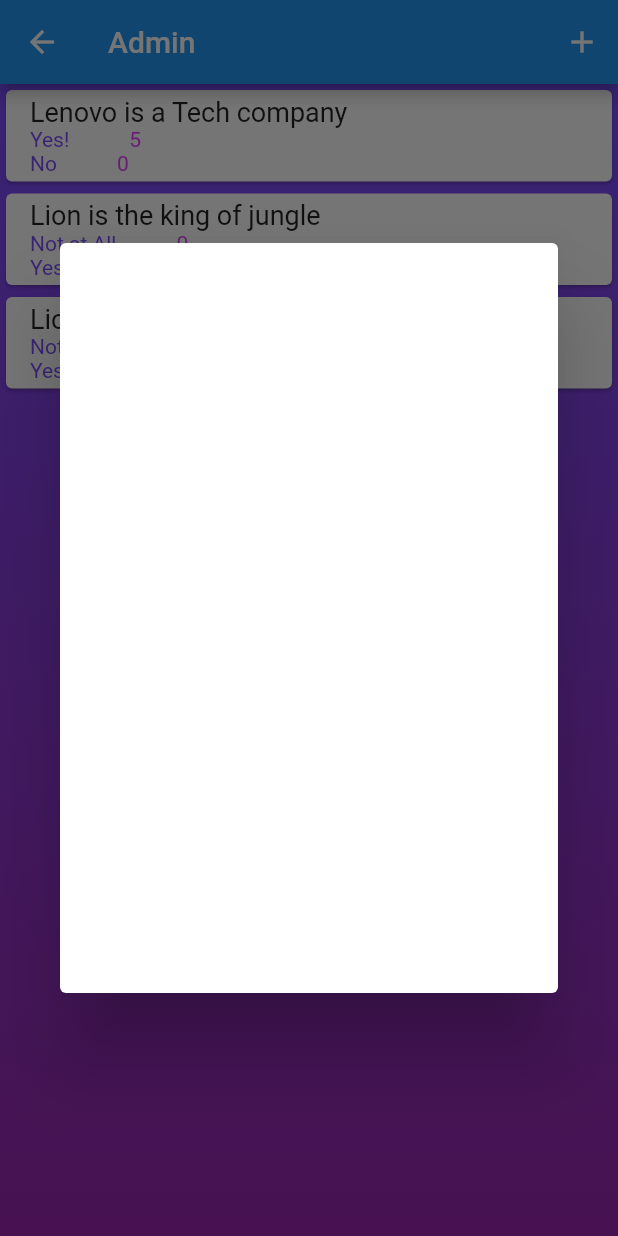
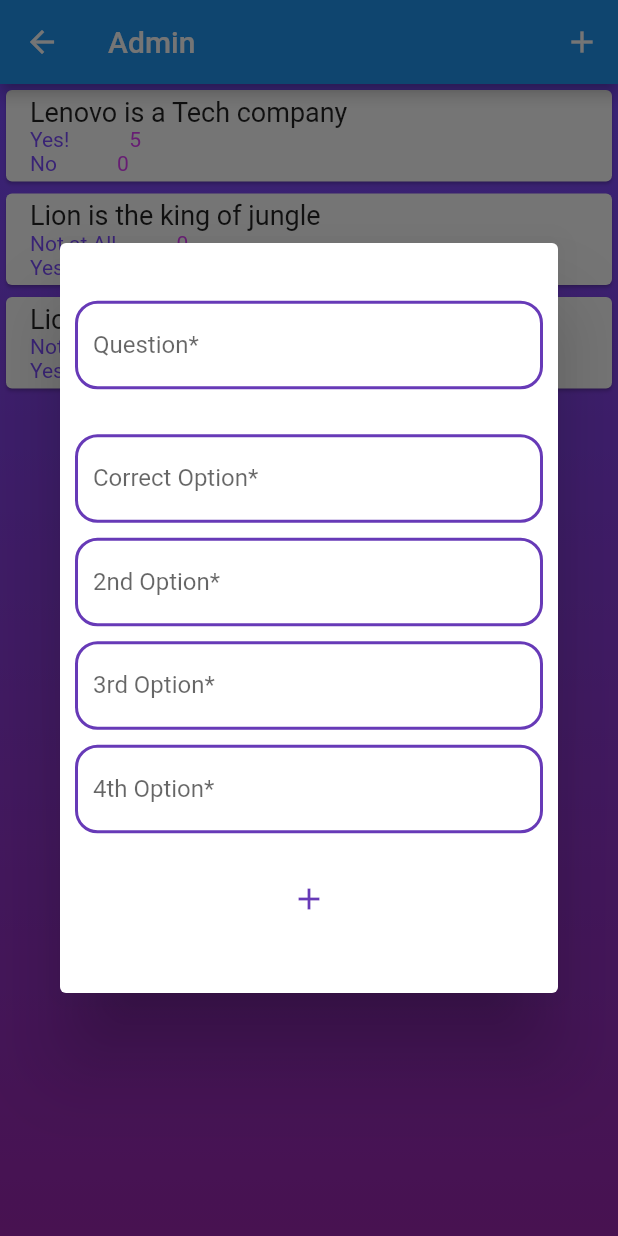
Before and after one commit to mUmarBaloch/QuizApp, a Flutter app: the QuizListScreen screen opened directly, after a tap on the "add" icon, on a phone screen of 412 x 824 dp. Run offline on Flutter 3.47's test engine with Material 2 defaults, Android fonts, the phone set to English and light mode, and no system bars.

Commit message:
added insert in admin with state-management(streamBuilder)

```diff
--- /dev/null
+++ b/lib/Features/admin/controller/state_management.dart
@@ -0,0 +1,13 @@
+import 'dart:async';
+import 'package:basic_app/core/data/temp_data.dart';
+import 'package:basic_app/core/model/quiz_model.dart';
+
+class StateManagement {
+  static StreamController<Quiz> quizStream = StreamController();
+
+  addDataToStream(Quiz quiz) {
+    quizStream.sink.add(quiz);
+  }
+
+  dismissStream() => quizStream.close();
+}
--- a/lib/Features/admin/view/addQuiz_dialog.dart
+++ b/lib/Features/admin/view/addQuiz_dialog.dart
@@ -1,15 +1,86 @@
+import 'package:basic_app/Features/admin/controller/state_management.dart';
+import 'package:basic_app/core/data/temp_data.dart';
+import 'package:basic_app/core/model/quiz_model.dart';
+import 'package:basic_app/core/model/quiz_option_model.dart';
+import 'package:basic_app/shared/styles.dart';
 import 'package:flutter/material.dart';
 
 class AddQuizDialog extends StatelessWidget {
-  const AddQuizDialog({Key? key}) : super(key: key);
-
+  final _questionController = TextEditingController();
+  final _correctOptionController = TextEditingController();
+  final _secondOptionController = TextEditingController();
+  final _thirdOptionController = TextEditingController();
+  final _forthOptionController = TextEditingController();
   @override
   Widget build(BuildContext context) {
     return Dialog(
       child: Container(
+        padding: const EdgeInsets.all(10),
         height: 500,
         width: double.infinity,
-        child: Column(),
+        child: Column(
+          mainAxisAlignment: MainAxisAlignment.center,
+          children: [
+            TextField(
+              controller: _questionController,
+              decoration: inputDecoration(),
+            ),
+            SizedBox(
+              height: 30,
+            ),
+            TextField(
+              controller: _correctOptionController,
+              decoration:
+                  inputDecoration().copyWith(labelText: 'Correct Option*'),
+            ),
+            SizedBox(
+              height: 10,
+            ),
+            TextField(
+              controller: _secondOptionController,
+              decoration: inputDecoration().copyWith(labelText: '2nd Option*'),
+            ),
+            SizedBox(
+              height: 10,
+            ),
+            TextField(
+              controller: _thirdOptionController,
+              decoration: inputDecoration().copyWith(labelText: '3rd Option*'),
+            ),
+            SizedBox(
+              height: 10,
+            ),
+            TextField(
+              controller: _forthOptionController,
+              decoration: inputDecoration().copyWith(labelText: '4th Option*'),
+            ),
+            SizedBox(
+              height: 20,
+            ),
+            IconButton(
+              onPressed: () {
+                var _quizOption = [
+                  QuizOption(
+                      option: '${_correctOptionController.text}', score: 5),
+                  QuizOption(
+                      option: '${_secondOptionController.text}', score: 0),
+                  QuizOption(
+                      option: '${_thirdOptionController.text}', score: 0),
+                  QuizOption(
+                      option: '${_forthOptionController.text}', score: 0),
+                ];
+                var _quiz = Quiz(
+                    question: '${_questionController.text}',
+                    options: _quizOption..shuffle());
+                quizList.add(_quiz);
+                StateManagement().addDataToStream(_quiz);
+                Navigator.pop(context);
+              },
+              icon: Icon(Icons.add),
+              color: Colors.deepPurple,
+            ),
+          ],
+        ),
       ),
     );
   }
--- a/lib/Features/admin/view/quiz_list_screen.dart
+++ b/lib/Features/admin/view/quiz_list_screen.dart
@@ -1,4 +1,6 @@
+import 'package:basic_app/Features/admin/controller/state_management.dart';
 import 'package:basic_app/core/data/temp_data.dart';
+import 'package:basic_app/core/model/quiz_model.dart';
 import 'package:basic_app/shared/styles.dart';
 import 'package:flutter/material.dart';
 
@@ -19,7 +21,11 @@ class QuizListScreen extends StatelessWidget {
               icon: Icon(Icons.add))
         ],
       ),
-      body: Container(
+      body: StreamBuilder<Quiz>(
+          stream: StateManagement.quizStream.stream,
+          builder: (context, snapshot) {
+            print('updated stream');
+            return Container(
               decoration: containerDecoration(),
               child: ListView(
                 children: quizList
@@ -32,11 +38,13 @@ class QuizListScreen extends StatelessWidget {
                             subtitle: Column(
                               children: quiz.options!
                                   .map((quizOption) => Row(
-                                  mainAxisAlignment: MainAxisAlignment.start,
+                                        mainAxisAlignment:
+                                            MainAxisAlignment.start,
                                         children: [
                                           Text(quizOption.option.toString(),
                                               style: TextStyle(
-                                            color: Colors.deepPurpleAccent)),
+                                                  color:
+                                                      Colors.deepPurpleAccent)),
                                           SizedBox(width: 40),
                                           Text(quizOption.score.toString(),
                                               style: TextStyle(
@@ -49,7 +57,8 @@ class QuizListScreen extends StatelessWidget {
                         ))
                     .toList(),
               ),
-      ),
+            );
+          }),
     );
   }
 }
--- a/lib/Features/quiz/view/quiz_screen.dart
+++ b/lib/Features/quiz/view/quiz_screen.dart
@@ -38,6 +38,7 @@ class _QuizScreenState extends State<QuizScreen> {
           ),
           Wrap(
             spacing: 40,
+            runSpacing: 20,
             children: _question.options!
                 .map(
                   (option) => TextButton(
--- a/lib/shared/styles.dart
+++ b/lib/shared/styles.dart
@@ -16,3 +16,23 @@ ButtonStyle simpleButton() => ButtonStyle(
     foregroundColor: MaterialStateProperty.all(Colors.black),
     textStyle:
         MaterialStateProperty.all(TextStyle(fontWeight: FontWeight.bold)));
+
+// input decoration
+
+InputDecoration inputDecoration() {
+  return InputDecoration(
+    labelText: 'Question*',
+    enabledBorder: OutlineInputBorder(
+        borderRadius: BorderRadius.circular(15),
+        borderSide: BorderSide(
+            color: Colors.deepPurple, width: 2, style: BorderStyle.solid)),
+    focusedBorder: OutlineInputBorder(
+        borderRadius: BorderRadius.circular(10),
+        borderSide: BorderSide(
+            color: Colors.deepPurple, width: 2, style: BorderStyle.solid)),
+    border: OutlineInputBorder(
+        borderRadius: BorderRadius.circular(15),
+        borderSide: BorderSide(
+            color: Colors.deepPurple, width: 2, style: BorderStyle.solid)),
+  );
+}
```
Lines whose indentation alone changed are shown as unchanged.
